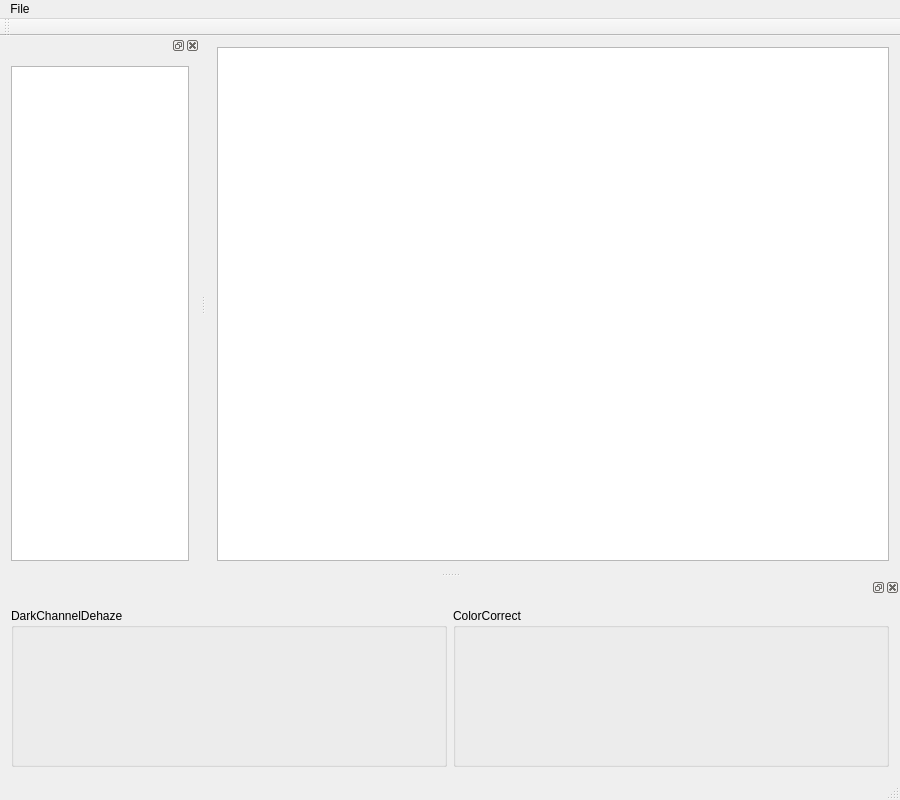
First picture: the form in DehazePlatform/mainwindow.ui, repository DehazeProgram/DehazePlatform, before the edit.
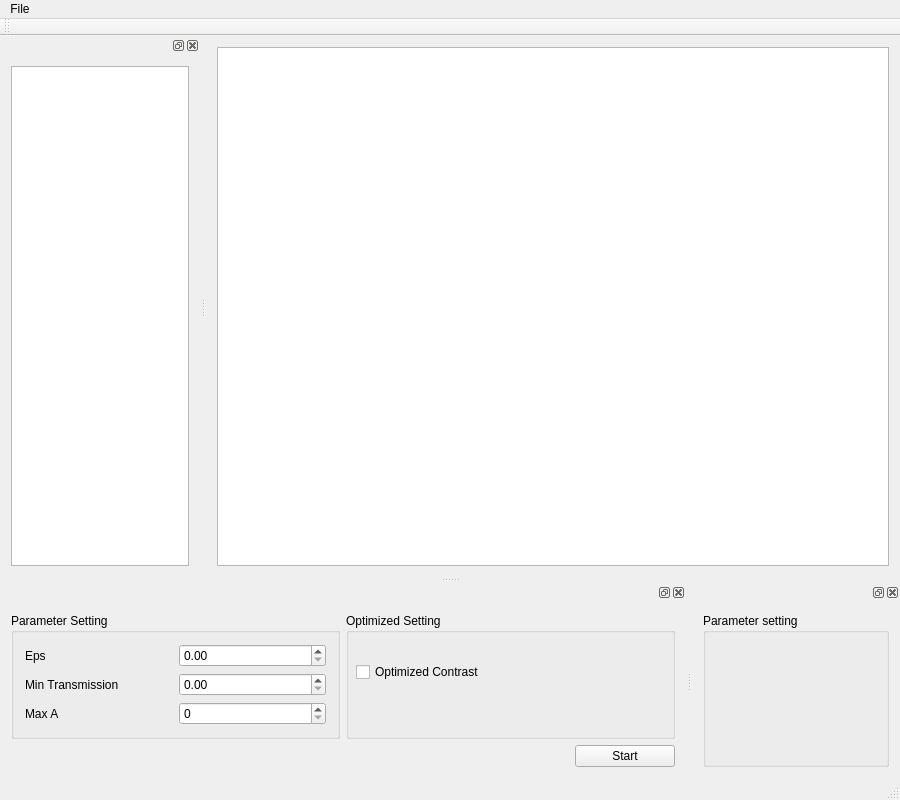
Second picture: the form after the edit.

The edit to the form file:
```diff
--- a/DehazePlatform/mainwindow.ui
+++ b/DehazePlatform/mainwindow.ui
@@ -14,8 +14,8 @@
    <string>MainWindow</string>
   </property>
   <widget class="QWidget" name="centralWidget">
-   <layout class="QHBoxLayout" name="horizontalLayout">
-    <item>
+   <layout class="QGridLayout" name="gridLayout">
+    <item row="0" column="0">
      <widget class="QGraphicsView" name="graphicsView"/>
     </item>
    </layout>
@@ -95,26 +95,133 @@
   <widget class="QDockWidget" name="darkChannelDock">
    <property name="minimumSize">
     <size>
-     <width>300</width>
-     <height>200</height>
+     <width>481</width>
+     <height>150</height>
     </size>
    </property>
    <attribute name="dockWidgetArea">
     <number>8</number>
    </attribute>
    <widget class="QWidget" name="dockWidgetContents_2">
-    <layout class="QHBoxLayout" name="horizontalLayout_2">
+    <layout class="QVBoxLayout" name="verticalLayout_3">
      <item>
-      <widget class="QGroupBox" name="groupBox">
-       <property name="title">
-        <string>DarkChannelDehaze</string>
-       </property>
-      </widget>
+      <layout class="QHBoxLayout" name="horizontalLayout_2">
+       <item>
+        <widget class="QGroupBox" name="DCParamGroupBox">
+         <property name="title">
+          <string>Parameter Setting</string>
+         </property>
+         <layout class="QGridLayout" name="gridLayout_2">
+          <item row="0" column="0">
+           <widget class="QLabel" name="espLabel">
+            <property name="text">
+             <string>Eps</string>
+            </property>
+           </widget>
+          </item>
+          <item row="0" column="1">
+           <widget class="QDoubleSpinBox" name="epsSpinBox"/>
+          </item>
+          <item row="1" column="0">
+           <widget class="QLabel" name="transmissionLabel">
+            <property name="text">
+             <string>Min Transmission</string>
+            </property>
+           </widget>
+          </item>
+          <item row="1" column="1">
+           <widget class="QDoubleSpinBox" name="transmissionSpinBox_2"/>
+          </item>
+          <item row="2" column="0">
+           <widget class="QLabel" name="maxALabel">
+            <property name="text">
+             <string>Max A</string>
+            </property>
+           </widget>
+          </item>
+          <item row="2" column="1">
+           <widget class="QSpinBox" name="spinBox"/>
+          </item>
+         </layout>
+        </widget>
+       </item>
+       <item>
+        <widget class="QGroupBox" name="DCPathGroupBox">
+         <property name="title">
+          <string>Optimized Setting</string>
+         </property>
+         <widget class="QCheckBox" name="checkBox">
+          <property name="geometry">
+           <rect>
+            <x>10</x>
+            <y>51</y>
+            <width>131</width>
+            <height>16</height>
+           </rect>
+          </property>
+          <property name="text">
+           <string>Optimized Contrast</string>
+          </property>
+         </widget>
+        </widget>
+       </item>
+      </layout>
      </item>
+     <item>
+      <layout class="QGridLayout" name="gridLayout_3">
+       <item row="0" column="0">
+        <spacer name="horizontalSpacer">
+         <property name="orientation">
+          <enum>Qt::Horizontal</enum>
+         </property>
+         <property name="sizeHint" stdset="0">
+          <size>
+           <width>168</width>
+           <height>20</height>
+          </size>
+         </property>
+        </spacer>
+       </item>
+       <item row="0" column="1">
+        <widget class="QPushButton" name="DCDehazeButton">
+         <property name="minimumSize">
+          <size>
+           <width>100</width>
+           <height>0</height>
+          </size>
+         </property>
+         <property name="maximumSize">
+          <size>
+           <width>600</width>
+           <height>16777215</height>
+          </size>
+         </property>
+         <property name="text">
+          <string>Start</string>
+         </property>
+        </widget>
+       </item>
+      </layout>
+     </item>
+    </layout>
+   </widget>
+  </widget>
+  <widget class="QDockWidget" name="colorCorrectDock">
+   <property name="minimumSize">
+    <size>
+     <width>142</width>
+     <height>150</height>
+    </size>
+   </property>
+   <attribute name="dockWidgetArea">
+    <number>8</number>
+   </attribute>
+   <widget class="QWidget" name="dockWidgetContents_3">
+    <layout class="QHBoxLayout" name="horizontalLayout_3">
      <item>
       <widget class="QGroupBox" name="groupBox_2">
        <property name="title">
-        <string>ColorCorrect</string>
+        <string>Parameter setting</string>
        </property>
       </widget>
      </item>
```
